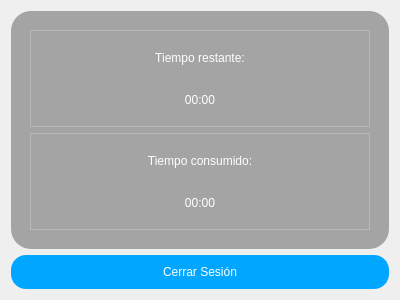
This is view/ui/opened_session.ui in R0land013/blue-nauta as Qt 5 draws it before an edit. The edited form follows.
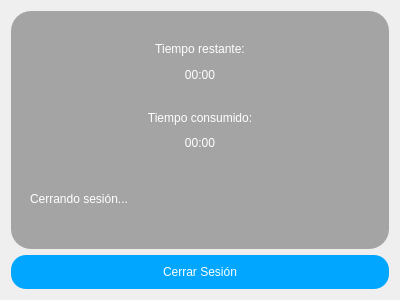
This is the edited form.

Commit message: Style: Added closing session message

Diff of the .ui file:
```diff
--- a/view/ui/opened_session.ui
+++ b/view/ui/opened_session.ui
@@ -75,7 +75,7 @@
       <item>
        <widget class="QFrame" name="frame_2">
         <property name="frameShape">
-         <enum>QFrame::StyledPanel</enum>
+         <enum>QFrame::NoFrame</enum>
         </property>
         <property name="frameShadow">
          <enum>QFrame::Raised</enum>
@@ -107,7 +107,7 @@
       <item>
        <widget class="QFrame" name="frame_3">
         <property name="frameShape">
-         <enum>QFrame::StyledPanel</enum>
+         <enum>QFrame::NoFrame</enum>
         </property>
         <property name="frameShadow">
          <enum>QFrame::Raised</enum>
@@ -136,6 +136,13 @@
         </layout>
        </widget>
       </item>
+      <item>
+       <widget class="QLabel" name="closing_session_label">
+        <property name="text">
+         <string>Cerrando sesión...</string>
+        </property>
+       </widget>
+      </item>
      </layout>
     </widget>
    </item>
```
Left out of the diff: 3 changed lines with no effect on the pictures. The commit also changes 3 other files.
